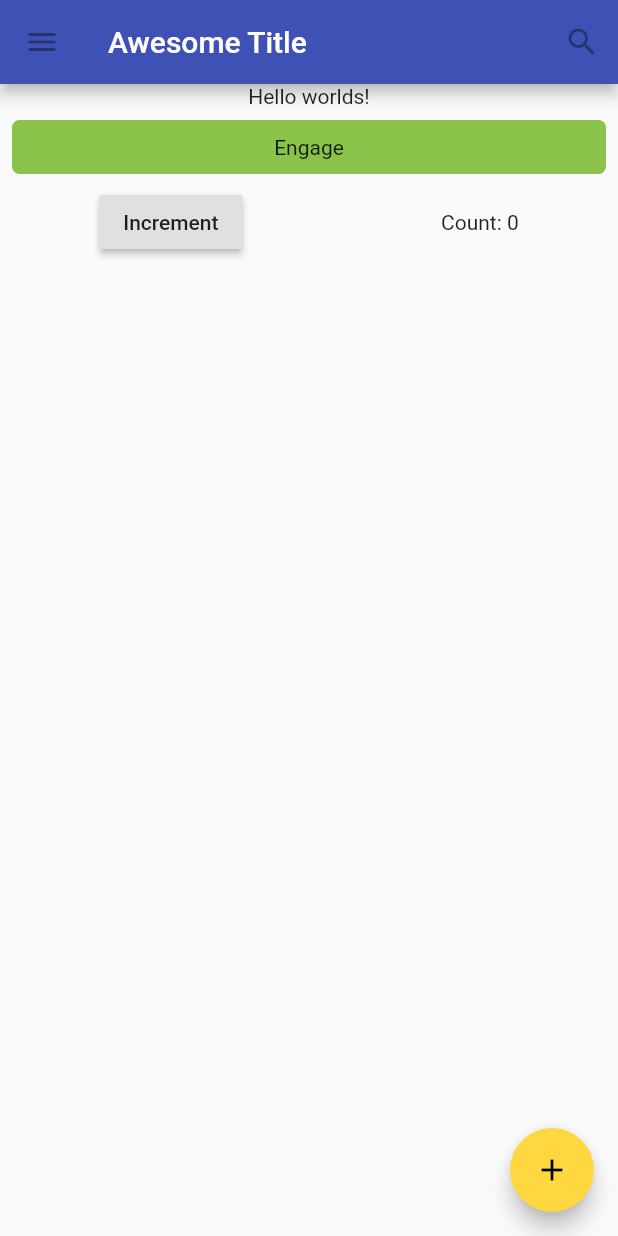
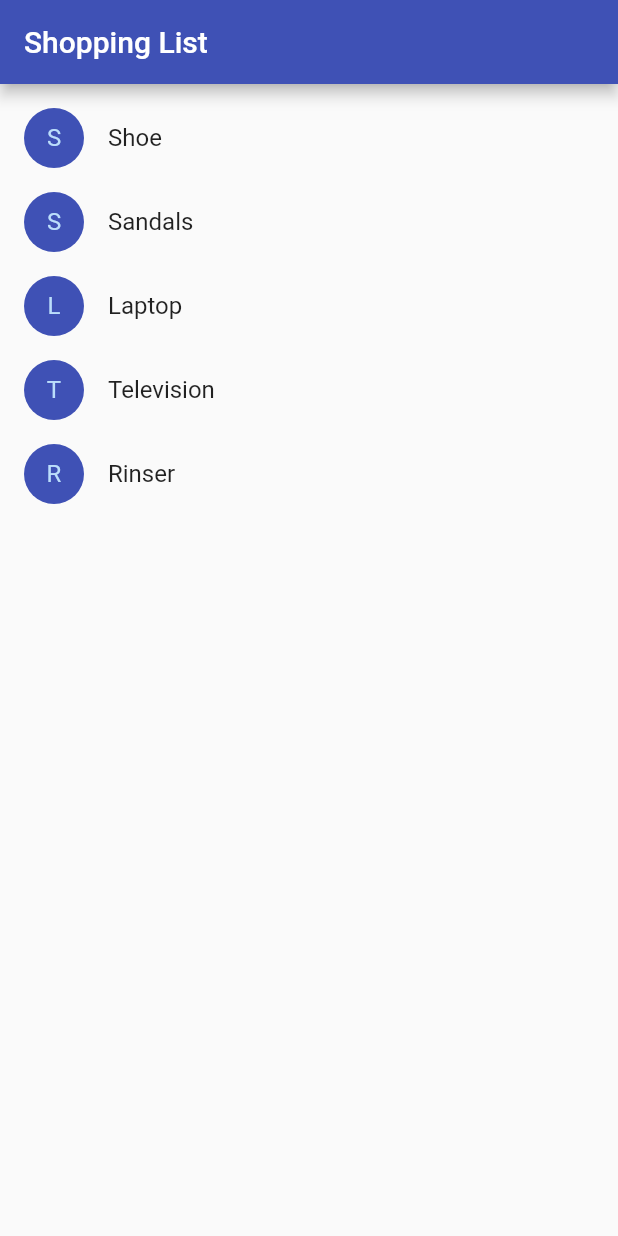
Before and after one commit to odifek/explore_flutter, a Flutter app: the screen it shows after launch, on a phone screen of 412 x 824 dp. Run offline on Flutter 3.47's test engine with Material 2 defaults, Android fonts, the phone set to English and light mode, and no system bars.

Commit message:
simple shopping cart

```diff
--- a/lib/main.dart
+++ b/lib/main.dart
@@ -1,10 +1,11 @@
 import 'package:explore_flutter/counter.dart';
 import 'package:flutter/material.dart';
+import 'package:explore_flutter/shopping.dart';
 
 void main() {
   runApp(MaterialApp(
     title: "Flutter Tutorial",
-    home: TutorialHome(),
+    home: ShoppingList(products: _products,),
     theme: ThemeData(
       primaryColor: Colors.indigo[500],
       primaryColorDark: Colors.indigo[700],
@@ -14,6 +15,7 @@ void main() {
 }
 
 class TutorialHome extends StatelessWidget {
+
   @override
   Widget build(BuildContext context) {
     return Scaffold(
@@ -36,7 +38,8 @@ class TutorialHome extends StatelessWidget {
         children: <Widget>[
           Text('Hello worlds!'),
           MyButton(),
-          Counter()
+          Counter(),
+          //ShoppingList(products: _products,)
         ],
       ),
       floatingActionButton: FloatingActionButton(
@@ -76,3 +79,11 @@ class MyButton extends StatelessWidget {
     );
   }
 }
+
+const List<Product> _products = <Product>[
+  Product(name: "Shoe"),
+  Product(name: "Sandals"),
+  Product(name: "Laptop"),
+  Product(name: "Television"),
+  Product(name: "Rinser"),
+];
--- /dev/null
+++ b/lib/shopping.dart
@@ -0,0 +1,93 @@
+import 'package:flutter/material.dart';
+
+class Product {
+  const Product({this.name});
+
+  final String name;
+}
+
+typedef void CartChangedCallback(Product product, bool inCart);
+
+class ShoppingListItem extends StatelessWidget {
+  ShoppingListItem({Product product, this.inCart, this.onCartChanged})
+      : product = product,
+        super(key: ObjectKey(product));
+
+  final Product product;
+  final bool inCart;
+  final CartChangedCallback onCartChanged;
+
+  Color _getColor(BuildContext context) {
+    return inCart ? Colors.black54 : Theme.of(context).primaryColor;
+  }
+
+  TextStyle _getTextStyle(BuildContext context) {
+    if (!inCart) return null;
+
+    return TextStyle(
+      color: Colors.black54,
+      decoration: TextDecoration.lineThrough,
+    );
+  }
+
+  @override
+  Widget build(BuildContext context) {
+    return ListTile(
+      onTap: () {
+        onCartChanged(product, !inCart);
+      },
+      leading: CircleAvatar(
+        backgroundColor: _getColor(context),
+        child: Text(
+          product.name[0],
+        ),
+      ),
+      title: Text(
+        product.name,
+        style: _getTextStyle(context),
+      ),
+    );
+  }
+}
+
+class ShoppingList extends StatefulWidget {
+  ShoppingList({Key key, this.products}) : super(key: key);
+
+  final List<Product> products;
+
+  @override
+  _ShoppingListState createState() => _ShoppingListState();
+}
+
+class _ShoppingListState extends State<ShoppingList> {
+  Set<Product> _shoppingCart = Set<Product>();
+
+  void _handleCartChanged(Product product, bool inCart) {
+    setState(() {
+      if (inCart) {
+        _shoppingCart.add(product);
+      } else {
+        _shoppingCart.remove(product);
+      }
+    });
+  }
+
+  @override
+  Widget build(BuildContext context) {
+    return Scaffold(
+      appBar: AppBar(
+        title: Text('Shopping List'),
+      ),
+      body: ListView(
+        padding: EdgeInsets.symmetric(vertical: 8.0),
+        children: widget.products.map((Product product) {
+          return ShoppingListItem(
+            product: product,
+            inCart: _shoppingCart.contains(product),
+            onCartChanged: _handleCartChanged,
+          );
+        }).toList(),
+      ),
+    );
+  }
+}
```
